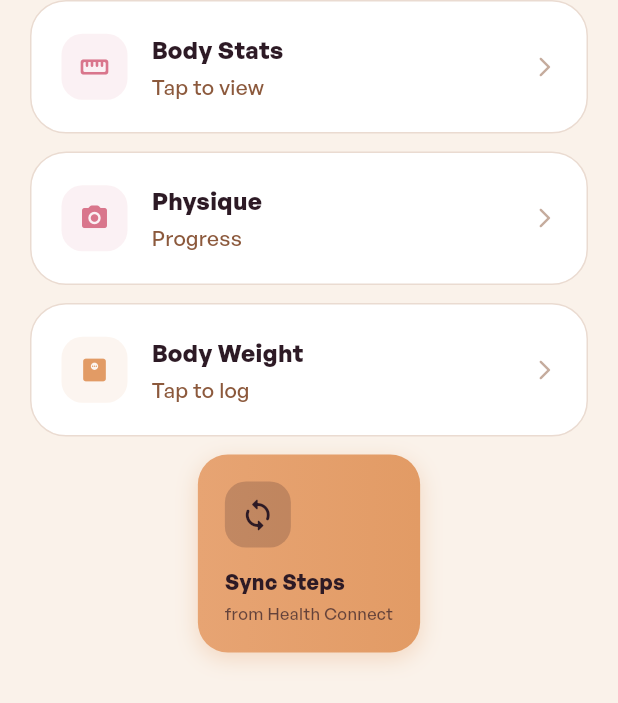
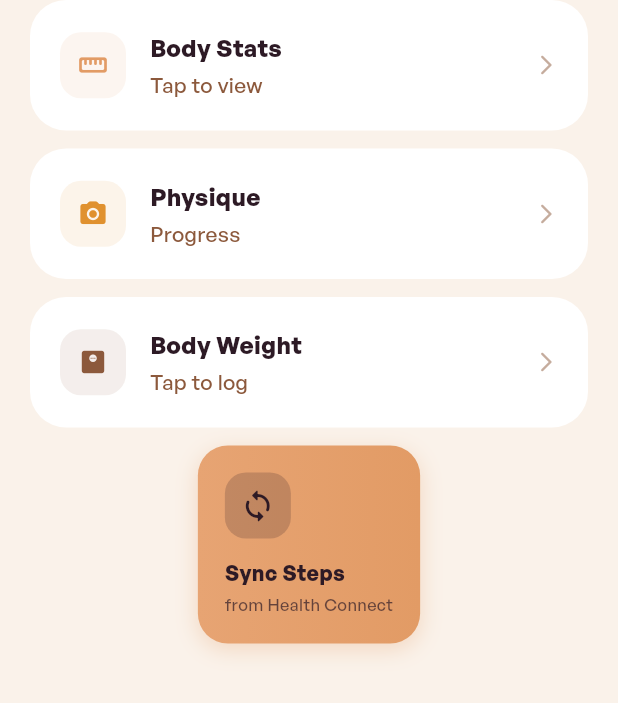
Before and after one commit to shravan-vasala/Sthira-Without-Mitra, a Flutter app: the DailyProgressGrid widget shown alone on an empty page, opened directly, on a phone screen of 412 x 824 dp. Shown: the top 703 px of the screen. Run offline on Flutter 3.47's test engine with Material 3 defaults, Android fonts, the phone set to English and light mode, and no system bars; our stand-ins replace cached_network_image, cloud_firestore, confetti, connectivity_plus, csv, file_picker and 21 more; missing offline and left inert: encrypt, googleai_dart, health, home_widget, pointycastle; accounts and stored records are empty; generated files the repository leaves out were written again; project files that could hold a hidden picture were left out.

Commit message:
style: Remove borders from daily progress tabs and align icon colors to Sthira system

```diff
--- a/lib/screens/home/widgets/daily_progress_grid.dart
+++ b/lib/screens/home/widgets/daily_progress_grid.dart
@@ -58,8 +58,7 @@ class DailyProgressGrid extends ConsumerWidget {
           _ProgressCard(
             title: 'Body Stats',
             icon: Icons.straighten_rounded,
-            color: context.colors.pink,
-            iconColor: context.colors.pinkIcon,
+            iconColor: context.colors.primary,
             subtitle: 'Tap to view',
             onTap: () => context.go('/home/body-stats'),
           ),
@@ -67,8 +66,7 @@ class DailyProgressGrid extends ConsumerWidget {
           _ProgressCard(
             title: 'Physique',
             icon: Icons.camera_alt_rounded,
-            color: context.colors.pink,
-            iconColor: context.colors.pinkIcon,
+            iconColor: context.colors.orange,
             subtitle: 'Progress',
             thumbnails: flattenedPhotos,
             onTap: () => context.go('/home/physique-pictures'),
@@ -77,8 +75,7 @@ class DailyProgressGrid extends ConsumerWidget {
           _ProgressCard(
             title: 'Body Weight',
             icon: Icons.monitor_weight_rounded,
-            color: context.colors.lavenderCard,
-            iconColor: context.colors.primary,
+            iconColor: context.colors.indigo,
             subtitle: weightSubtitle,
             onTap: isFuture
                 ? () {}
@@ -330,17 +327,16 @@ class _StepsCardState extends ConsumerState<_StepsCard> {
         decoration: BoxDecoration(
           color: context.colors.card,
           borderRadius: BorderRadius.circular(24),
-          border: Border.all(color: context.colors.border),
         ),
         child: Row(
           children: [
             Container(
               padding: const EdgeInsets.all(12),
               decoration: BoxDecoration(
-                color: context.colors.mintIcon.withValues(alpha: 0.1),
+                color: context.colors.green.withValues(alpha: 0.1),
                 borderRadius: BorderRadius.circular(14),
               ),
-              child: Icon(Icons.directions_walk_rounded, size: 20, color: context.colors.mintIcon),
+              child: Icon(Icons.directions_walk_rounded, size: 20, color: context.colors.green),
             ),
             const SizedBox(width: 16),
             Expanded(
@@ -416,7 +412,6 @@ class _ProgressCard extends StatelessWidget {
   const _ProgressCard({
     required this.title,
     required this.icon,
-    required this.color,
     required this.iconColor,
     required this.subtitle,
     required this.onTap,
@@ -426,7 +421,6 @@ class _ProgressCard extends StatelessWidget {
 
   final String title;
   final IconData icon;
-  final Color color;
   final Color iconColor;
   final String subtitle;
   final VoidCallback onTap;
@@ -449,7 +443,6 @@ class _ProgressCard extends StatelessWidget {
         decoration: BoxDecoration(
           color: context.colors.card,
           borderRadius: BorderRadius.circular(24),
-          border: Border.all(color: context.colors.border),
         ),
         child: Row(
           children: [
```
Also changed, not shown: 5 other files.
